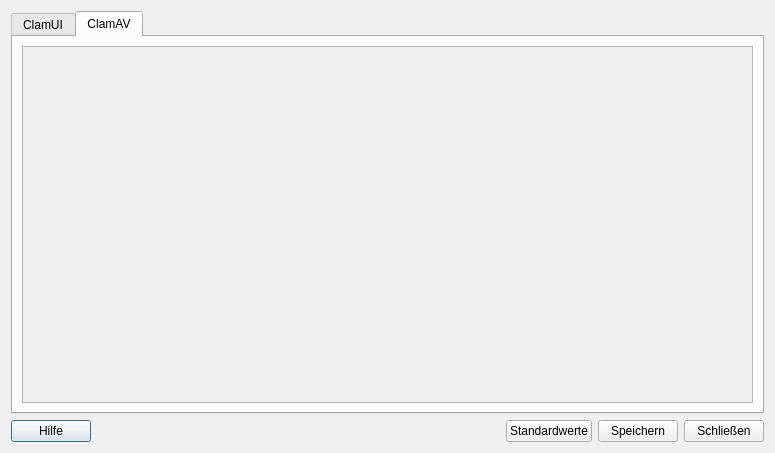
elgolondrino/clamui, file ui/settings.ui: the form before one commit.
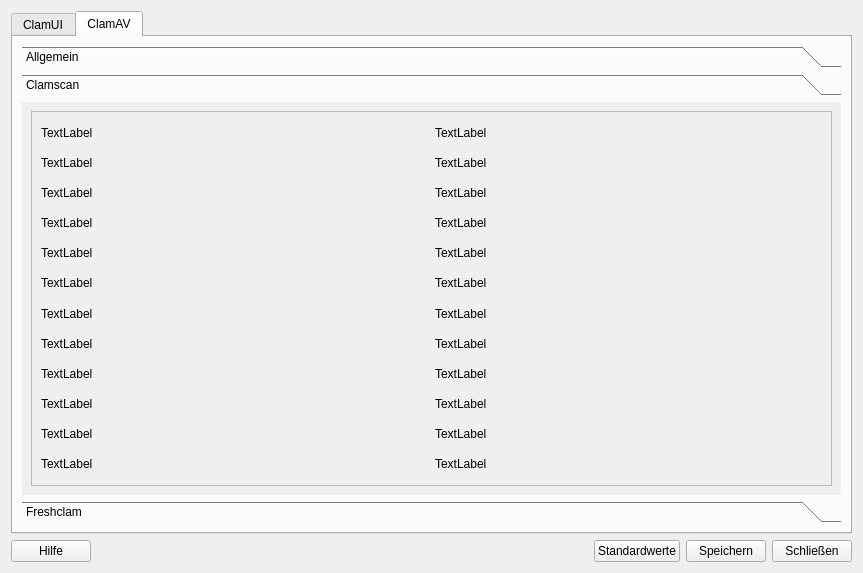
The form after the commit. The open tabs and pages were chosen to show the change. Icons and pictures are not drawn.

```diff
--- a/ui/settings.ui
+++ b/ui/settings.ui
@@ -6,8 +6,8 @@
    <rect>
     <x>0</x>
     <y>0</y>
-    <width>775</width>
-    <height>453</height>
+    <width>863</width>
+    <height>573</height>
    </rect>
   </property>
   <property name="windowTitle">
@@ -168,19 +168,462 @@
       </attribute>
       <layout class="QVBoxLayout" name="verticalLayout_3">
        <item>
-        <widget class="QScrollArea" name="scrollArea_ClamAV">
-         <property name="widgetResizable">
-          <bool>true</bool>
+        <widget class="QToolBox" name="toolBox">
+         <property name="currentIndex">
+          <number>0</number>
          </property>
-         <widget class="QWidget" name="scrollAreaWidgetContents_2">
+         <widget class="QWidget" name="page_general">
           <property name="geometry">
            <rect>
             <x>0</x>
             <y>0</y>
-            <width>739</width>
-            <height>350</height>
+            <width>831</width>
+            <height>384</height>
            </rect>
           </property>
+          <attribute name="icon">
+           <iconset theme="configure">
+            <normaloff/>
+           </iconset>
+          </attribute>
+          <attribute name="label">
+           <string>Allgemein</string>
+          </attribute>
+          <layout class="QVBoxLayout" name="verticalLayout_6">
+           <item>
+            <widget class="QScrollArea" name="scrollArea">
+             <property name="widgetResizable">
+              <bool>true</bool>
+             </property>
+             <widget class="QWidget" name="scrollAreaWidgetContents_2">
+              <property name="geometry">
+               <rect>
+                <x>0</x>
+                <y>0</y>
+                <width>815</width>
+                <height>368</height>
+               </rect>
+              </property>
+              <layout class="QVBoxLayout" name="verticalLayout_9">
+               <item>
+                <widget class="QGroupBox" name="groupBox">
+                 <property name="title">
+                  <string>Pfade</string>
+                 </property>
+                 <layout class="QFormLayout" name="formLayout_2">
+                  <item row="0" column="0" colspan="2">
+                   <layout class="QGridLayout" name="gridLayout_2">
+                    <item row="0" column="1">
+                     <widget class="QLineEdit" name="lineEdit_BinClamScan">
+                      <property name="text">
+                       <string/>
+                      </property>
+                      <property name="placeholderText">
+                       <string>/usr/bin/clamscan</string>
+                      </property>
+                     </widget>
+                    </item>
+                    <item row="0" column="0">
+                     <widget class="QLabel" name="label_2">
+                      <property name="text">
+                       <string>&amp;Pfad zum Progamm clamscan:</string>
+                      </property>
+                      <property name="buddy">
+                       <cstring>lineEdit_BinClamScan</cstring>
+                      </property>
+                     </widget>
+                    </item>
+                    <item row="1" column="0">
+                     <widget class="QLabel" name="label_3">
+                      <property name="text">
+                       <string>Pfad &amp;zum Progamm freshclam:</string>
+                      </property>
+                      <property name="buddy">
+                       <cstring>lineEdit_BinFreshClam</cstring>
+                      </property>
+                     </widget>
+                    </item>
+                    <item row="1" column="1">
+                     <widget class="QLineEdit" name="lineEdit_BinFreshClam">
+                      <property name="text">
+                       <string/>
+                      </property>
+                      <property name="placeholderText">
+                       <string>/usr/bin/freshclam</string>
+                      </property>
+                     </widget>
+                    </item>
+                    <item row="0" column="2">
+                     <widget class="QPushButton" name="pushButton_BinClamScan">
+                      <property name="toolTip">
+                       <string>Pfad zum ausführbarem Programm wählen.</string>
+                      </property>
+                      <property name="text">
+                       <string/>
+                      </property>
+                      <property name="icon">
+                       <iconset theme="folder">
+                        <normaloff/>
+                       </iconset>
+                      </property>
+                     </widget>
+                    </item>
+                    <item row="1" column="2">
+                     <widget class="QPushButton" name="pushButton_BinFreshClam">
+                      <property name="toolTip">
+                       <string>Pfad zum ausführbarem Programm wählen.</string>
+                      </property>
+                      <property name="text">
+                       <string/>
+                      </property>
+                      <property name="icon">
+                       <iconset theme="folder">
+                        <normaloff/>
+                       </iconset>
+                      </property>
+                     </widget>
+                    </item>
+                   </layout>
+                  </item>
+                 </layout>
+                </widget>
+               </item>
+              </layout>
+             </widget>
+            </widget>
+           </item>
+          </layout>
+         </widget>
+         <widget class="QWidget" name="page_Clamscan">
+          <property name="geometry">
+           <rect>
+            <x>0</x>
+            <y>0</y>
+            <width>831</width>
+            <height>384</height>
+           </rect>
+          </property>
+          <attribute name="icon">
+           <iconset theme="configure">
+            <normaloff/>
+           </iconset>
+          </attribute>
+          <attribute name="label">
+           <string>Clamscan</string>
+          </attribute>
+          <layout class="QVBoxLayout" name="verticalLayout_7">
+           <item>
+            <widget class="QScrollArea" name="scrollArea_2">
+             <property name="widgetResizable">
+              <bool>true</bool>
+             </property>
+             <widget class="QWidget" name="scrollAreaWidgetContents_3">
+              <property name="geometry">
+               <rect>
+                <x>0</x>
+                <y>0</y>
+                <width>815</width>
+                <height>368</height>
+               </rect>
+              </property>
+              <layout class="QVBoxLayout" name="verticalLayout_10">
+               <item>
+                <layout class="QGridLayout" name="gridLayout_3">
+                 <item row="0" column="0">
+                  <widget class="QLabel" name="label_10">
+                   <property name="text">
+                    <string>TextLabel</string>
+                   </property>
+                  </widget>
+                 </item>
+                 <item row="2" column="0">
+                  <widget class="QLabel" name="label_12">
+                   <property name="text">
+                    <string>TextLabel</string>
+                   </property>
+                  </widget>
+                 </item>
+                 <item row="1" column="0">
+                  <widget class="QLabel" name="label_11">
+                   <property name="text">
+                    <string>TextLabel</string>
+                   </property>
+                  </widget>
+                 </item>
+                 <item row="9" column="0">
+                  <widget class="QLabel" name="label_14">
+                   <property name="text">
+                    <string>TextLabel</string>
+                   </property>
+                  </widget>
+                 </item>
+                 <item row="8" column="0">
+                  <widget class="QLabel" name="label_13">
+                   <property name="text">
+                    <string>TextLabel</string>
+                   </property>
+                  </widget>
+                 </item>
+                 <item row="10" column="0">
+                  <widget class="QLabel" name="label_15">
+                   <property name="text">
+                    <string>TextLabel</string>
+                   </property>
+                  </widget>
+                 </item>
+                 <item row="11" column="0">
+                  <widget class="QLabel" name="label_16">
+                   <property name="text">
+                    <string>TextLabel</string>
+                   </property>
+                  </widget>
+                 </item>
+                 <item row="6" column="0">
+                  <widget class="QLabel" name="label_18">
+                   <property name="text">
+                    <string>TextLabel</string>
+                   </property>
+                  </widget>
+                 </item>
+                 <item row="7" column="0">
+                  <widget class="QLabel" name="label_17">
+                   <property name="text">
+                    <string>TextLabel</string>
+                   </property>
+                  </widget>
+                 </item>
+                 <item row="3" column="0">
+                  <widget class="QLabel" name="label_19">
+                   <property name="text">
+                    <string>TextLabel</string>
+                   </property>
+                  </widget>
+                 </item>
+                 <item row="5" column="0">
+                  <widget class="QLabel" name="label_20">
+                   <property name="text">
+                    <string>TextLabel</string>
+                   </property>
+                  </widget>
+                 </item>
+                 <item row="4" column="0">
+                  <widget class="QLabel" name="label_21">
+                   <property name="text">
+                    <string>TextLabel</string>
+                   </property>
+                  </widget>
+                 </item>
+                 <item row="0" column="1">
+                  <widget class="QLabel" name="label_4">
+                   <property name="text">
+                    <string>TextLabel</string>
+                   </property>
+                  </widget>
+                 </item>
+                 <item row="1" column="1">
+                  <widget class="QLabel" name="label_5">
+                   <property name="text">
+                    <string>TextLabel</string>
+                   </property>
+                  </widget>
+                 </item>
+                 <item row="2" column="1">
+                  <widget class="QLabel" name="label_6">
+                   <property name="text">
+                    <string>TextLabel</string>
+                   </property>
+                  </widget>
+                 </item>
+                 <item row="3" column="1">
+                  <widget class="QLabel" name="label_7">
+                   <property name="text">
+                    <string>TextLabel</string>
+                   </property>
+                  </widget>
+                 </item>
+                 <item row="4" column="1">
+                  <widget class="QLabel" name="label_8">
+                   <property name="text">
+                    <string>TextLabel</string>
+                   </property>
+                  </widget>
+                 </item>
+                 <item row="5" column="1">
+                  <widget class="QLabel" name="label_9">
+                   <property name="text">
+                    <string>TextLabel</string>
+                   </property>
+                  </widget>
+                 </item>
+                 <item row="6" column="1">
+                  <widget class="QLabel" name="label_22">
+                   <property name="text">
+                    <string>TextLabel</string>
+                   </property>
+                  </widget>
+                 </item>
+                 <item row="7" column="1">
+                  <widget class="QLabel" name="label_23">
+                   <property name="text">
+                    <string>TextLabel</string>
+                   </property>
+                  </widget>
+                 </item>
+                 <item row="8" column="1">
+                  <widget class="QLabel" name="label_24">
+                   <property name="text">
+                    <string>TextLabel</string>
+                   </property>
+                  </widget>
+                 </item>
+                 <item row="9" column="1">
+                  <widget class="QLabel" name="label_25">
+                   <property name="text">
+                    <string>TextLabel</string>
+                   </property>
+                  </widget>
+                 </item>
+                 <item row="10" column="1">
+                  <widget class="QLabel" name="label_26">
+                   <property name="text">
+                    <string>TextLabel</string>
+                   </property>
+                  </widget>
+                 </item>
+                 <item row="11" column="1">
+                  <widget class="QLabel" name="label_27">
+                   <property name="text">
+                    <string>TextLabel</string>
+                   </property>
+                  </widget>
+                 </item>
+                </layout>
+               </item>
+              </layout>
+             </widget>
+            </widget>
+           </item>
+          </layout>
+         </widget>
+         <widget class="QWidget" name="page_Freshclam">
+          <property name="geometry">
+           <rect>
+            <x>0</x>
+            <y>0</y>
+            <width>831</width>
+            <height>384</height>
+           </rect>
+          </property>
+          <attribute name="icon">
+           <iconset theme="configure">
+            <normaloff/>
+           </iconset>
+          </attribute>
+          <attribute name="label">
+           <string>Freshclam</string>
+          </attribute>
+          <layout class="QVBoxLayout" name="verticalLayout_8">
+           <item>
+            <widget class="QScrollArea" name="scrollArea_3">
+             <property name="widgetResizable">
+              <bool>true</bool>
+             </property>
+             <widget class="QWidget" name="scrollAreaWidgetContents_4">
+              <property name="geometry">
+               <rect>
+                <x>0</x>
+                <y>0</y>
+                <width>815</width>
+                <height>368</height>
+               </rect>
+              </property>
+              <layout class="QVBoxLayout" name="verticalLayout_11">
+               <item>
+                <layout class="QGridLayout" name="gridLayout_4">
+                 <item row="10" column="0">
+                  <widget class="QLabel" name="label_28">
+                   <property name="text">
+                    <string>TextLabel</string>
+                   </property>
+                  </widget>
+                 </item>
+                 <item row="9" column="0">
+                  <widget class="QLabel" name="label_30">
+                   <property name="text">
+                    <string>TextLabel</string>
+                   </property>
+                  </widget>
+                 </item>
+                 <item row="0" column="0">
+                  <widget class="QLabel" name="label_36">
+                   <property name="text">
+                    <string>TextLabel</string>
+                   </property>
+                  </widget>
+                 </item>
+                 <item row="8" column="0">
+                  <widget class="QLabel" name="label_33">
+                   <property name="text">
+                    <string>TextLabel</string>
+                   </property>
+                  </widget>
+                 </item>
+                 <item row="7" column="0">
+                  <widget class="QLabel" name="label_35">
+                   <property name="text">
+                    <string>TextLabel</string>
+                   </property>
+                  </widget>
+                 </item>
+                 <item row="6" column="0">
+                  <widget class="QLabel" name="label_37">
+                   <property name="text">
+                    <string>TextLabel</string>
+                   </property>
+                  </widget>
+                 </item>
+                 <item row="1" column="0">
+                  <widget class="QLabel" name="label_38">
+                   <property name="text">
+                    <string>TextLabel</string>
+                   </property>
+                  </widget>
+                 </item>
+                 <item row="3" column="0">
+                  <widget class="QLabel" name="label_42">
+                   <property name="text">
+                    <string>TextLabel</string>
+                   </property>
+                  </widget>
+                 </item>
+                 <item row="2" column="0">
+                  <widget class="QLabel" name="label_39">
+                   <property name="text">
+                    <string>TextLabel</string>
+                   </property>
+                  </widget>
+                 </item>
+                 <item row="5" column="0">
+                  <widget class="QLabel" name="label_40">
+                   <property name="text">
+                    <string>TextLabel</string>
+                   </property>
+                  </widget>
+                 </item>
+                 <item row="4" column="0">
+                  <widget class="QLabel" name="label_41">
+                   <property name="text">
+                    <string>TextLabel</string>
+                   </property>
+                  </widget>
+                 </item>
+                </layout>
+               </item>
+              </layout>
+             </widget>
+            </widget>
+           </item>
+          </layout>
          </widget>
         </widget>
        </item>
```
Left out of the diff: 11 changed lines with no effect on the pictures.
